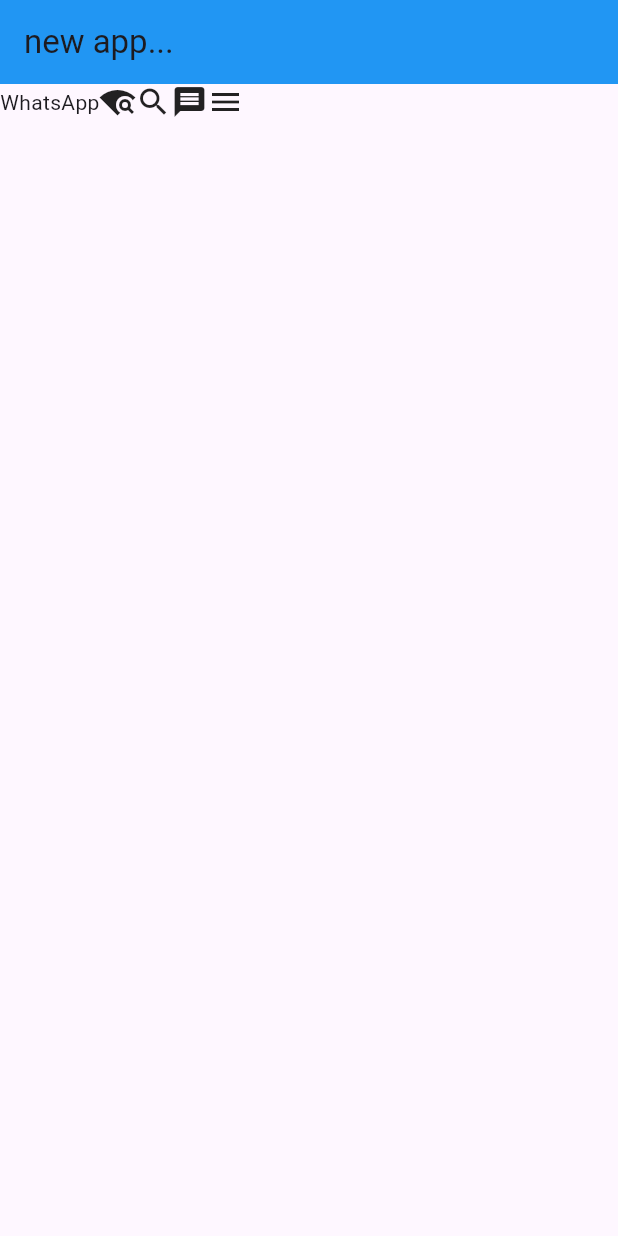
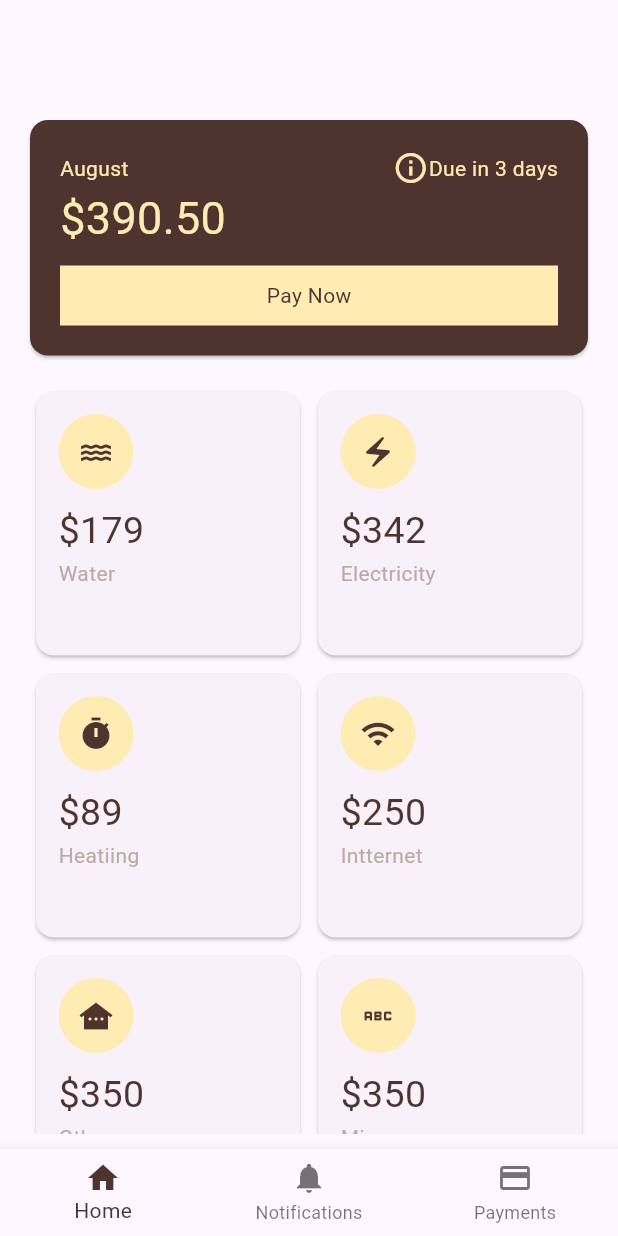
Before and after one commit to quiquex222333/newtest, a Flutter app: the screen it shows after launch, on a phone screen of 412 x 824 dp. Run offline on Flutter 3.47's test engine with Material 2 defaults, Android fonts, the phone set to English and light mode, and no system bars.

Commit message:
Adding the home page view

```diff
--- a/lib/ui/screems/home.dart
+++ b/lib/ui/screems/home.dart
@@ -1,24 +1,20 @@
 import 'package:flutter/material.dart';
+import 'package:newtest/ui/widgets/boddy.dart';
+import 'package:newtest/ui/widgets/menu.dart';
 
 class Home extends StatelessWidget {
   const Home({super.key});
 
   @override
   Widget build(BuildContext context) {
-    return Scaffold(
-      appBar: AppBar(
-        title: Text("new app..."),
-        backgroundColor: Colors.blue,
-      ),
-      body: Row(
-        children: [
-          Text("WhatsApp"),
-          Icon(Icons.wifi_find),
-          Icon(Icons.search),
-          Icon(Icons.message),
-          Icon(Icons.menu),
-        ],
-      ),
+    return const Scaffold(
+      // appBar: AppBar(
+      //   title: Text("new app..."),
+      //   backgroundColor: Colors.blue,
+      // ),
+      body: Body(),
+      bottomNavigationBar: BarMenu(),
     );
   }
+
 }
--- /dev/null
+++ b/lib/ui/widgets/boddy.dart
@@ -0,0 +1,68 @@
+import 'package:flutter/material.dart';
+import 'package:newtest/ui/widgets/card.dart';
+
+class Body extends StatelessWidget {
+  const Body({super.key});
+
+  @override
+  Widget build(BuildContext context) {
+    return Container(
+      margin: EdgeInsets.all(10),
+      child: Column(
+        children: [
+          SizedBox(height: 60,),
+          Card(
+            color: Colors.brown.shade800,
+            margin: EdgeInsets.all(10),
+            child: Padding(padding: EdgeInsets.all(20),
+            child: Column(
+              crossAxisAlignment: CrossAxisAlignment.start,
+              children: [
+                Row(
+                  mainAxisAlignment: MainAxisAlignment.spaceBetween,
+                  children: [
+                    Text("August", style: TextStyle(color: Colors.amber.shade100),),
+                    Row(
+                        children: [
+                          Icon(Icons.info_outline, color: Colors.amber.shade100,),
+                          Text("Due in 3 days", style: TextStyle(color: Colors.amber.shade100),)
+                        ],
+                    ),
+                  ],
+                ),
+                Text("\$390.50", style: TextStyle(color: Colors.amber.shade100, fontSize: 30),),
+                Padding(
+                  padding: EdgeInsets.only(top: 10),
+                  child: Container(
+                    alignment: Alignment.center,
+                    color: Colors.amber.shade100,
+                    child: Padding(padding: EdgeInsets.only(top: 10, bottom: 10),
+                      child: Text("Pay Now", style: TextStyle(color: Colors.brown.shade800,),
+                    ))
+                  ),
+                )
+              ],
+            ),
+          ),
+          ),
+          Expanded(
+            child: GridView.count(
+              crossAxisCount: 2,
+              padding: const EdgeInsets.all(8),
+              children: <Widget>[
+                MyCard(price: 179, product: "Water", iconData: Icons.water,),
+                MyCard(price: 342, product: "Electricity", iconData: Icons.electric_bolt,),
+                MyCard(price: 89, product: "Heatiing", iconData: Icons.timer,),
+                MyCard(price: 250, product: "Intternet", iconData: Icons.wifi,),
+                MyCard(price: 350, product: "Other", iconData: Icons.other_houses,),
+                MyCard(price: 350, product: "Mio", iconData: Icons.abc,),
+                MyCard(price: 350, product: "Mio", iconData: Icons.abc,),
+                MyCard(price: 350, product: "Mio", iconData: Icons.abc,),
+              ],
+            ),
+          )
+        ],
+      ),
+    );
+  }
+}
--- /dev/null
+++ b/lib/ui/widgets/card.dart
@@ -0,0 +1,42 @@
+import 'package:flutter/material.dart';
+
+class MyCard extends StatelessWidget {
+  final int price;
+  final String product;
+  final IconData iconData;
+  const MyCard({required this.price, required this.product, required this.iconData, super.key});
+
+  @override
+  Widget build(BuildContext context) {
+    return Container(
+      child: Padding(
+                  padding: EdgeInsets.all(2),
+                  child: Card(
+                    child: Padding(
+                      padding: EdgeInsets.all(15),
+                      child: Column(
+                      crossAxisAlignment: CrossAxisAlignment.start,
+                      children: [
+                        Container(
+                          width: 50,
+                          height: 50,
+                          decoration: BoxDecoration(
+                            color: Colors.amber.shade100,
+                            shape: BoxShape.circle,
+                          ),
+                          child: Icon(
+                            iconData,
+                            color: Colors.brown.shade800,
+                          ),
+                        ),
+                        SizedBox(height: 10,),
+                        Text("\$$price", style: TextStyle(color: Colors.brown.shade800, fontSize: 25),),
+                        Text(product, style: TextStyle(color: Colors.brown.shade200,),),
+                      ],
+                    ),
+                    )
+                  ),
+                )
+    );
+  }
+}
--- /dev/null
+++ b/lib/ui/widgets/menu.dart
@@ -0,0 +1,27 @@
+import 'package:flutter/material.dart';
+
+class BarMenu extends StatelessWidget {
+  const BarMenu({super.key});
+
+  @override
+  Widget build(BuildContext context) {
+    return BottomNavigationBar(
+        items: const <BottomNavigationBarItem>[
+          BottomNavigationBarItem(
+            icon: Icon(Icons.home),
+            label: 'Home',
+          ),
+          BottomNavigationBarItem(
+            icon: Icon(Icons.notifications),
+            label: 'Notifications',
+          ),
+          BottomNavigationBarItem(
+            icon: Icon(Icons.payment),
+            label: 'Payments',
+          ),
+        ],
+        currentIndex: 0,
+        selectedItemColor: Colors.brown.shade800,
+      );
+  }
+}
```
Also changed, not shown: 1 other file.
